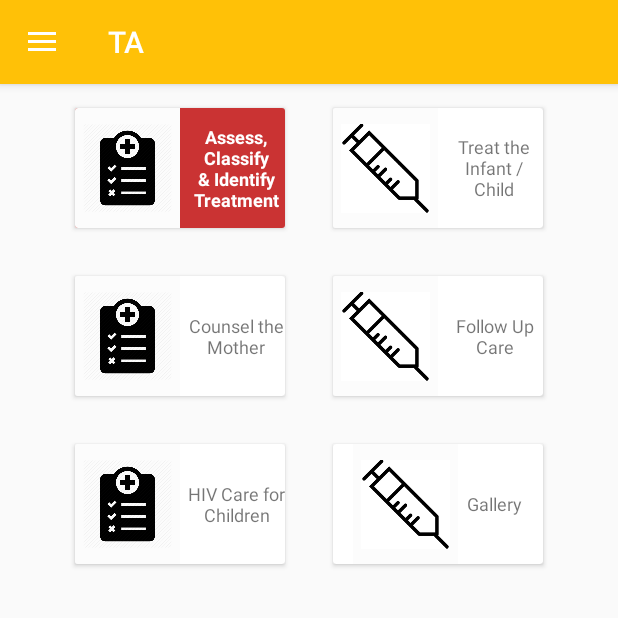
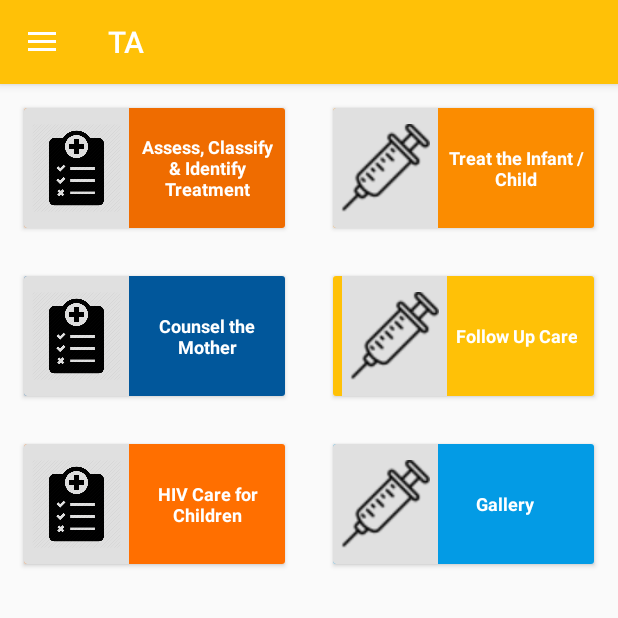
Before and after one commit to razmians/bitbytes, an Android app: the screen it shows after launch (MainActivity), on a phone screen of 412 x 824 dp, the top half of it. Run offline under Robolectric (Android 15) with nearby library versions, the phone set to English and light mode, and no system bars.

Commit message:
Main activity icons and colors setup.

```diff
--- a/app/src/main/res/layout/activity_main.xml
+++ b/app/src/main/res/layout/activity_main.xml
@@ -23,15 +23,16 @@
                 android:gravity="center" >
 
                 <android.support.v7.widget.CardView
-                    android:layout_width="140dp"
+                    android:layout_width="0dp"
                     android:layout_height="80dp"
+                    android:layout_weight="1"
                     android:layout_margin="16dp" >
 
                     <LinearLayout
                         android:layout_width="match_parent"
                         android:layout_height="match_parent"
                         android:orientation="horizontal"
-                        android:background="#ca3333"
+                        android:background="#EF6C00"
                         android:gravity="center">
 
                         <ImageView
@@ -47,9 +48,9 @@
                         <TextView
                             android:layout_width="wrap_content"
                             android:layout_height="wrap_content"
-                            android:layout_marginStart="5dp"
+                            android:layout_margin="5dp"
                             android:gravity="center_horizontal"
-                            android:textColor="#ffffff"
+                            android:textColor="@color/colorTextMain"
                             android:textStyle="bold"
                             android:text="@string/asses_treatment_text"
                             android:textSize="12sp" />
@@ -59,14 +60,16 @@
                 </android.support.v7.widget.CardView>
 
                 <android.support.v7.widget.CardView
-                    android:layout_width="140dp"
+                    android:layout_width="0dp"
                     android:layout_height="80dp"
+                    android:layout_weight="1"
                     android:layout_margin="16dp" >
 
                     <LinearLayout
                         android:layout_width="match_parent"
                         android:layout_height="match_parent"
                         android:orientation="horizontal"
+                        android:background="#FB8C00"
                         android:gravity="center">
 
                         <ImageView
@@ -82,9 +85,11 @@
                         <TextView
                             android:layout_width="wrap_content"
                             android:layout_height="wrap_content"
-                            android:layout_marginStart="5dp"
+                            android:layout_margin="5dp"
                             android:gravity="center_horizontal"
                             android:text="@string/treat_child_text"
+                            android:textColor="@color/colorTextMain"
+                            android:textStyle="bold"
                             android:textSize="12sp" />
 
                     </LinearLayout>
@@ -98,14 +103,16 @@
                 android:gravity="center" >
 
                 <android.support.v7.widget.CardView
-                    android:layout_width="140dp"
+                    android:layout_width="0dp"
                     android:layout_height="80dp"
+                    android:layout_weight="1"
                     android:layout_margin="16dp" >
 
                     <LinearLayout
                         android:layout_width="match_parent"
                         android:layout_height="match_parent"
                         android:orientation="horizontal"
+                        android:background="#01579B"
                         android:gravity="center">
 
                         <ImageView
@@ -121,9 +128,11 @@
                         <TextView
                             android:layout_width="wrap_content"
                             android:layout_height="wrap_content"
-                            android:layout_marginStart="5dp"
+                            android:layout_margin="5dp"
                             android:gravity="center_horizontal"
                             android:text="@string/counsel_mother_text"
+                            android:textColor="@color/colorTextMain"
+                            android:textStyle="bold"
                             android:textSize="12sp" />
 
                     </LinearLayout>
@@ -131,14 +140,16 @@
                 </android.support.v7.widget.CardView>
 
                 <android.support.v7.widget.CardView
-                    android:layout_width="140dp"
+                    android:layout_width="0dp"
                     android:layout_height="80dp"
+                    android:layout_weight="1"
                     android:layout_margin="16dp" >
 
                     <LinearLayout
                         android:layout_width="match_parent"
                         android:layout_height="match_parent"
                         android:orientation="horizontal"
+                        android:background="#FFC107"
                         android:gravity="center">
 
                         <ImageView
@@ -154,9 +165,11 @@
                         <TextView
                             android:layout_width="wrap_content"
                             android:layout_height="wrap_content"
-                            android:layout_marginStart="5dp"
+                            android:layout_margin="5dp"
                             android:gravity="center_horizontal"
                             android:text="@string/follow_up_care_text"
+                            android:textColor="@color/colorTextMain"
+                            android:textStyle="bold"
                             android:textSize="12sp" />
 
                     </LinearLayout>
@@ -170,14 +183,16 @@
                 android:gravity="center" >
 
                 <android.support.v7.widget.CardView
-                    android:layout_width="140dp"
+                    android:layout_width="0dp"
                     android:layout_height="80dp"
+                    android:layout_weight="1"
                     android:layout_margin="16dp" >
 
                     <LinearLayout
                         android:layout_width="match_parent"
                         android:layout_height="match_parent"
                         android:orientation="horizontal"
+                        android:background="#FF6F00"
                         android:gravity="center">
 
                         <ImageView
@@ -193,9 +208,11 @@
                         <TextView
                             android:layout_width="wrap_content"
                             android:layout_height="wrap_content"
-                            android:layout_marginStart="5dp"
+                            android:layout_margin="5dp"
                             android:gravity="center_horizontal"
                             android:text="@string/hiv_care_text"
+                            android:textColor="@color/colorTextMain"
+                            android:textStyle="bold"
                             android:textSize="12sp" />
 
                     </LinearLayout>
@@ -203,21 +220,22 @@
                 </android.support.v7.widget.CardView>
 
                 <android.support.v7.widget.CardView
-                    android:layout_width="140dp"
+                    android:layout_width="0dp"
                     android:layout_height="80dp"
+                    android:layout_weight="1"
                     android:layout_margin="16dp" >
 
                     <LinearLayout
                         android:layout_width="match_parent"
                         android:layout_height="match_parent"
                         android:orientation="horizontal"
-                        android:gravity="center">
+                        android:background="#039BE5"
+                        android:gravity="center|start">
 
                         <ImageView
                             android:layout_width="70dp"
                             android:layout_height="match_parent"
                             android:id="@+id/imgGallery"
-                            android:layout_gravity="start"
                             android:src="@drawable/treatment_syringe"
                             android:background="@color/colorBackground"
                             android:contentDescription="@string/gallery_text"
@@ -226,9 +244,10 @@
                         <TextView
                             android:layout_width="wrap_content"
                             android:layout_height="wrap_content"
-                            android:layout_marginStart="5dp"
-                            android:gravity="center_horizontal"
+                            android:layout_marginStart="25dp"
                             android:text="@string/gallery_text"
+                            android:textColor="@color/colorTextMain"
+                            android:textStyle="bold"
                             android:textSize="12sp" />
 
                     </LinearLayout>
--- a/app/src/main/res/values/colors.xml
+++ b/app/src/main/res/values/colors.xml
@@ -2,6 +2,7 @@
 <resources>
     <color name="colorPrimary">#FFC107</color>
     <color name="colorPrimaryDark">#FFA000</color>
-    <color name="colorBackground">#FCFCFC</color>
+    <color name="colorBackground">#E0E0E0</color>
     <color name="colorAccent">#FF4081</color>
+    <color name="colorTextMain">#FFFFFF</color>
 </resources>
```
Also changed, not shown: app/src/main/res/drawable/treatment_syringe.png.
